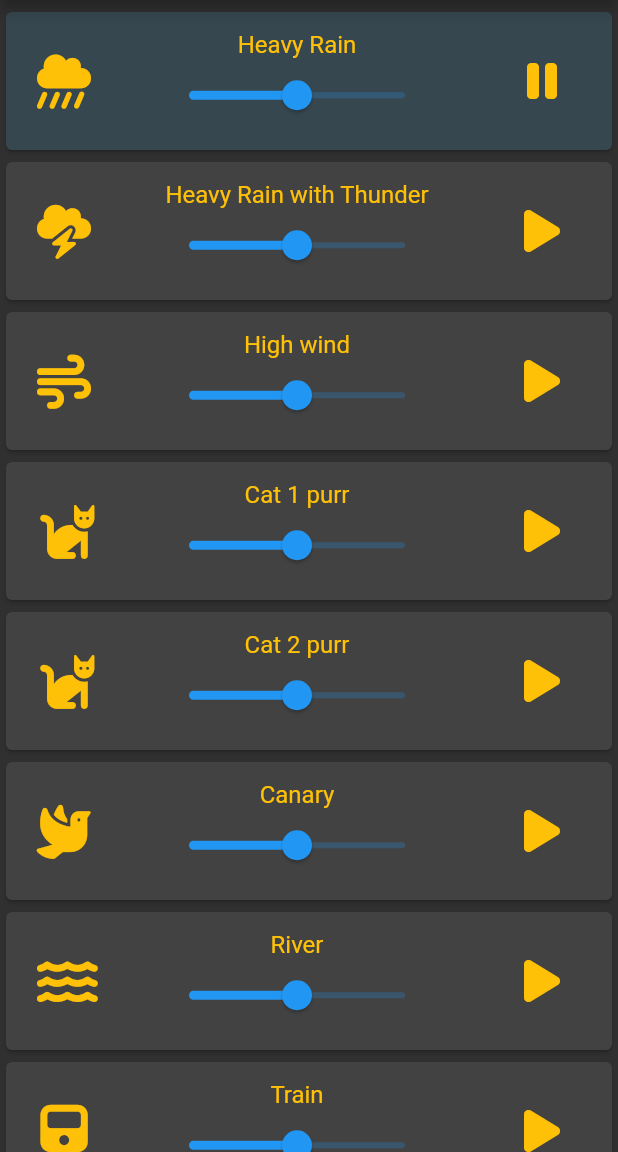
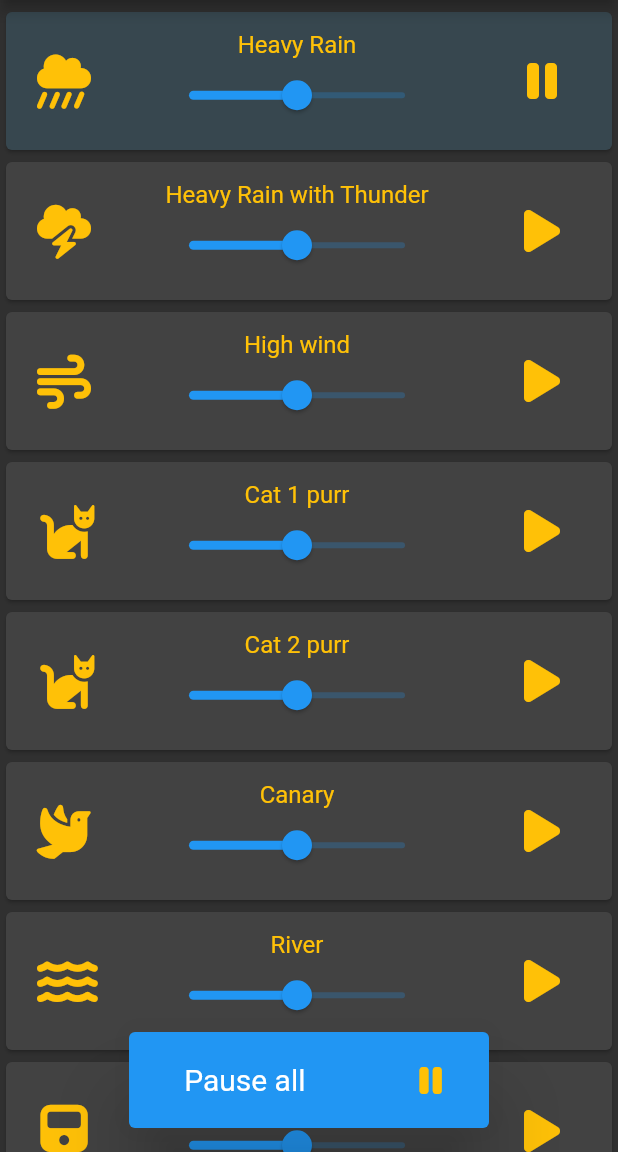
Before and after one commit to alona-tepukhina/nature_sounds, a Flutter app: the screen it shows after launch, after a tap on an icon or button, on a phone screen of 412 x 824 dp, the part 84-1236 px from its top. Run offline on Flutter 3.47's test engine with Material 2 defaults, Android fonts, the phone set to English and light mode, and no system bars; our stand-ins replace audioplayers, font_awesome_flutter.

Commit message:
Added pause all/resume all panel

```diff
--- a/lib/homepage.dart
+++ b/lib/homepage.dart
@@ -6,58 +6,135 @@ import 'package:audioplayers/audioplayers.dart';
 class HomePage extends StatefulWidget {
   const HomePage({Key? key}) : super(key: key);
 
+  static List<AudioPlayer> players = [];
+  static List<AudioPlayer> playersNow = [];
+
+  static AudioPlayer createPlayer() {
+    AudioPlayer player = AudioPlayer();
+    player.setReleaseMode(ReleaseMode.loop);
+    players.add(player);
+    return player;
+  }
+
   @override
   State<HomePage> createState() => _HomePageState();
 }
 
 class _HomePageState extends State<HomePage> {
+  IconData playStopIcon = FontAwesomeIcons.pause;
+  String playStopAllText = 'Pause all';
+
   @override
   Widget build(BuildContext context) {
-    return ListView(
+    return Stack(
+      alignment: Alignment.bottomCenter,
+      children: [
+        ListView(
           scrollDirection: Axis.vertical,
-      children: const [
-        SizedBox(height: 4.0),
+          children: [
+            const SizedBox(height: 4.0),
             SoundCard(
+              player: HomePage.createPlayer(),
               soundName: 'Heavy Rain',
               fileName: '527498__timothyd4y__rain-on-sidewalk.wav',
               soundIconData: FontAwesomeIcons.cloudShowersHeavy,
             ),
             SoundCard(
+              player: HomePage.createPlayer(),
               soundName: 'Heavy Rain with Thunder',
               fileName: '164206__danjocross__rain-very-heavy-with-thunder.wav',
               soundIconData: FontAwesomeIcons.cloudBolt,
             ),
             SoundCard(
+              player: HomePage.createPlayer(),
               soundName: 'High wind',
               fileName: '559094__vital-sounds__high-wind-2.wav',
               soundIconData: FontAwesomeIcons.wind,
             ),
             SoundCard(
+              player: HomePage.createPlayer(),
               soundName: 'Cat 1 purr',
               fileName: '561176__philsapphire__cat-purr.wav',
               soundIconData: FontAwesomeIcons.cat,
             ),
             SoundCard(
+              player: HomePage.createPlayer(),
               soundName: 'Cat 2 purr',
               fileName: '624162__atakantrcn__purr.wav',
               soundIconData: FontAwesomeIcons.cat,
             ),
             SoundCard(
+              player: HomePage.createPlayer(),
               soundName: 'Canary',
               fileName: '85401__readeonly__canaryartie-1.wav',
               soundIconData: FontAwesomeIcons.dove,
             ),
             SoundCard(
+              player: HomePage.createPlayer(),
               soundName: 'River',
               fileName: '459406__pfannkuchn__small-river-1-fast-distant.wav',
               soundIconData: FontAwesomeIcons.water,
             ),
             SoundCard(
+              player: HomePage.createPlayer(),
               soundName: 'Train',
               fileName: '202341__eriaperse__ter-court.mp3',
               soundIconData: FontAwesomeIcons.train,
             ),
-        SizedBox(height: 58),
+            const SizedBox(height: 92),
+          ],
+        ),
+        Card(
+          color: Colors.blue,
+          margin: const EdgeInsets.only(bottom: 16),
+          elevation: 24,
+          child: SizedBox(
+            width: 240,
+            height: 64,
+            child: Row(
+              mainAxisAlignment: MainAxisAlignment.spaceAround,
+              children: [
+                Padding(
+                  padding: const EdgeInsets.only(left: 24, right: 32),
+                  child: Text(
+                    playStopAllText,
+                    style: const TextStyle(fontSize: 20),
+                    textAlign: TextAlign.center,
+                  ),
+                ),
+                IconButton(
+                  onPressed: () {
+                    setState(() {
+                      if (HomePage.players.any((player) =>
+                              player.state == PlayerState.playing) ==
+                          true) {
+                        for (var player in HomePage.players) {
+                          if (player.state == PlayerState.playing) {
+                            HomePage.playersNow.add(player);
+                            player.pause();
+                          }
+                        }
+                        playStopIcon = FontAwesomeIcons.play;
+                        playStopAllText = 'Resume all';
+                      } else {
+                        for (var player in HomePage.playersNow) {
+                          player.resume();
+                        }
+                        HomePage.playersNow.clear();
+                        playStopIcon = FontAwesomeIcons.pause;
+                        playStopAllText = 'Pause all';
+                      }
+                    });
+                  },
+                  icon: Icon(
+                    playStopIcon,
+                    size: 24,
+                  ),
+                ),
+              ],
+            ),
+          ),
+        ),
       ],
     );
   }
--- a/lib/sound_card.dart
+++ b/lib/sound_card.dart
@@ -2,11 +2,10 @@ import 'package:flutter/material.dart';
 import 'package:audioplayers/audioplayers.dart';
 import 'package:font_awesome_flutter/font_awesome_flutter.dart';
 
-List<AudioPlayer> allPlayers = [];
-
 class SoundCard extends StatefulWidget {
   const SoundCard({
     Key? key,
+    required this.player,
     this.soundIconData = FontAwesomeIcons.itunesNote,
     required this.soundName,
     required this.fileName,
@@ -15,6 +14,7 @@ class SoundCard extends StatefulWidget {
   final String soundName;
   final String fileName;
   final IconData soundIconData;
+  final AudioPlayer player;
 
   static final Color? inactiveCardColor = Colors.grey[800];
   static final Color? activeCardColor = Colors.blueGrey[800];
@@ -31,31 +31,17 @@ class _SoundCardState extends State<SoundCard> {
   bool isPlayed = false;
   Color? cardColor = SoundCard.inactiveCardColor;
 
-  //bool sliderVisibility = false;
-
-  final player = AudioPlayer();
-
-  // void playSound(String fileName) async {
-  //   await player.setReleaseMode(ReleaseMode.loop);
-  //   await player.play(AssetSource(fileName), volume: currentVolume);
-  // }
-  //
-  // void stopSound() async {
-  //   await player.stop();
-  // }
-
   void playStop() async {
-    if (isPlayed == false) {
-      isPlayed = true;
+    if (widget.player.state == PlayerState.stopped) {
       cardColor = SoundCard.activeCardColor;
       playStopIcon = FontAwesomeIcons.pause;
-      await player.setReleaseMode(ReleaseMode.loop);
-      await player.play(AssetSource(widget.fileName), volume: currentVolume);
-    } else {
-      isPlayed = false;
+      await widget.player
+          .play(AssetSource(widget.fileName), volume: currentVolume);
+    } else if (widget.player.state == PlayerState.playing) {
+      //isPlayed = false;
       playStopIcon = FontAwesomeIcons.play;
       cardColor = SoundCard.inactiveCardColor;
-      await player.stop();
+      await widget.player.stop();
     }
   }
 
@@ -90,7 +76,7 @@ class _SoundCardState extends State<SoundCard> {
                       onChanged: (double newValue) {
                         setState(() {
                           currentVolume = newValue;
-                          player.setVolume(newValue);
+                          widget.player.setVolume(newValue);
 
                           // if (newValue > 0.1) {
                           //   playStop();
```
Also changed, not shown: lib/sound_player.dart (added, +28 -0 lines), pubspec.lock. Lines whose indentation alone changed are shown as unchanged.
